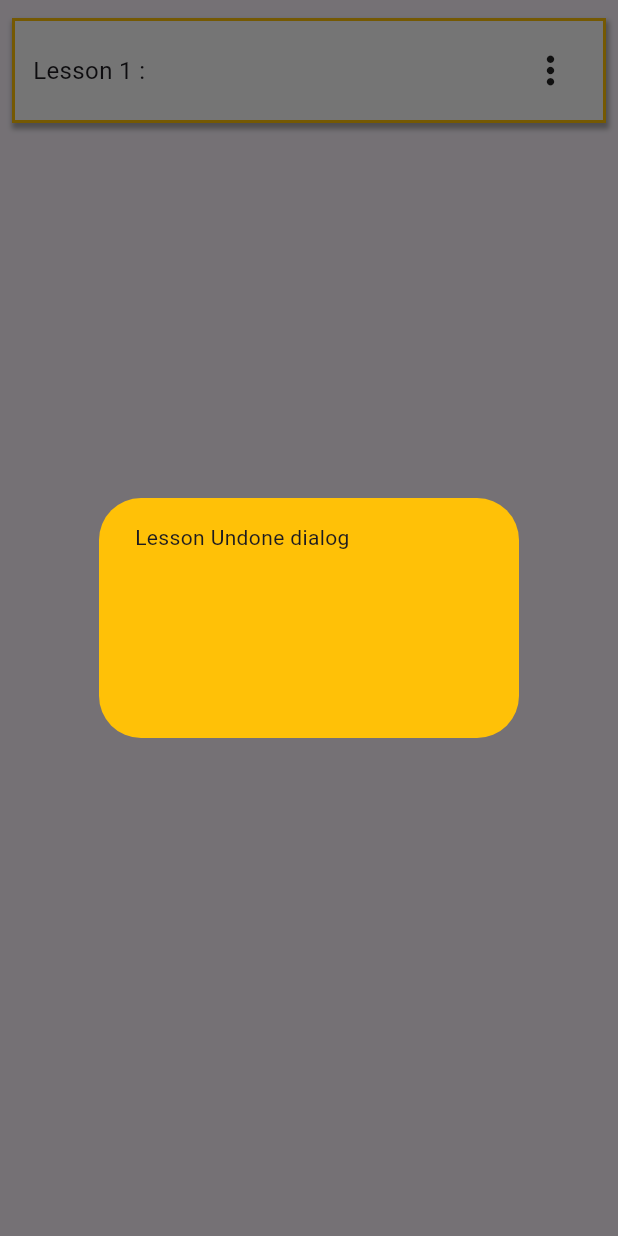
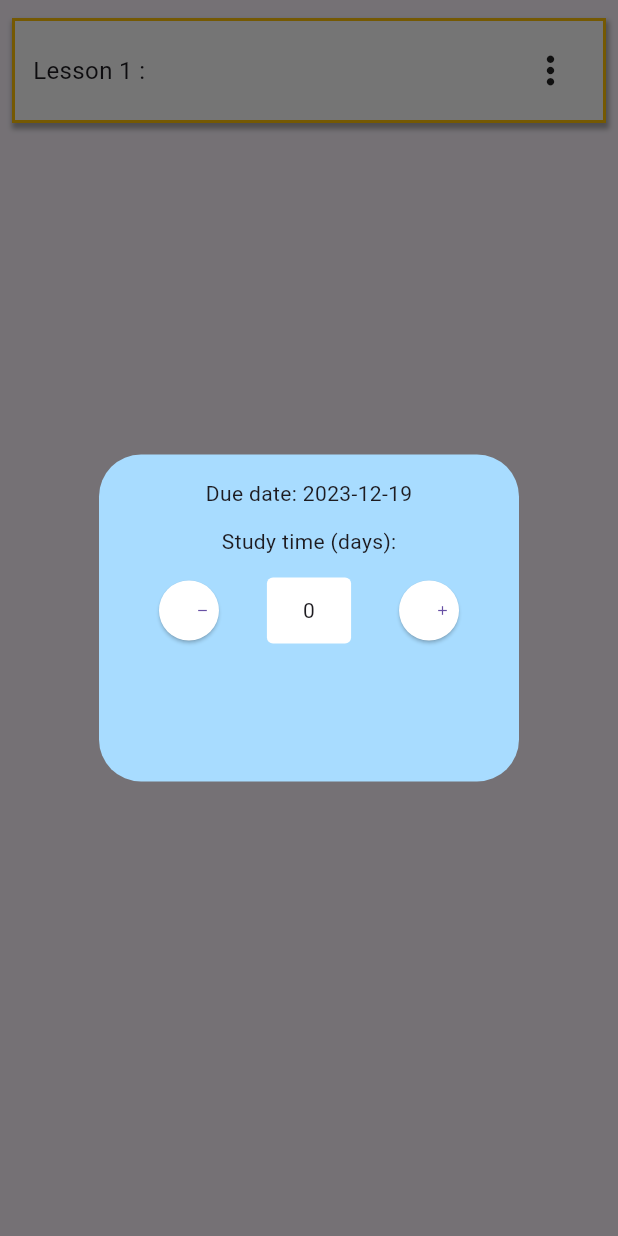
Before and after one commit to nghiatm341/2023.1_Cross-Platform_Study-Planner, a Flutter app: the RouteLessonItem widget shown alone on an empty page, opened directly with empty values, after a tap on the "more vert" icon, on a phone screen of 412 x 824 dp. Run offline on Flutter 3.47's test engine with Material 3 defaults, Android fonts, the phone set to English and light mode, and no system bars; our stand-ins replace google_nav_bar, line_icons; network calls fail.

Commit message:
change study time, show lesson due date

```diff
--- a/Frontend/lib/Route Page/dialog_route_lesson_done.dart
+++ b/Frontend/lib/Route Page/dialog_route_lesson_done.dart
@@ -1,6 +1,9 @@
 import 'package:flutter/material.dart';
 
 class DialogRouteLessonDone extends StatefulWidget {
+
+
+
   const DialogRouteLessonDone({super.key});
 
   @override
--- a/Frontend/lib/Route Page/dialog_route_lesson_undone.dart
+++ b/Frontend/lib/Route Page/dialog_route_lesson_undone.dart
@@ -1,21 +1,162 @@
 import 'package:flutter/material.dart';
+import 'package:intl/intl.dart';
+import 'package:frontend/const.dart' as constaint;
+import 'package:http/http.dart' as http;
+import 'dart:convert';
 
 class DialogRouteLessonUnDone extends StatefulWidget {
-  const DialogRouteLessonUnDone({super.key});
+  final DateTime routeCreatedTime;
+  final int studyTime;
+  final String routeId;
+  final int lessonId;
+  final VoidCallback onChangeStudyTime;
+
+  const DialogRouteLessonUnDone(
+      {super.key, required this.routeCreatedTime, required this.studyTime, required this.lessonId, required this.routeId, required this.onChangeStudyTime});
 
   @override
-  State<DialogRouteLessonUnDone> createState() => _DialogRouteLessonUnDoneState();
+  State<DialogRouteLessonUnDone> createState() =>
+      _DialogRouteLessonUnDoneState();
 }
 
 class _DialogRouteLessonUnDoneState extends State<DialogRouteLessonUnDone> {
+
+  late int _currentStudyTime = widget.studyTime;
+
+  late bool _hasChange = false;
+
+  void _decreaseStudyTime(){
+    if(_currentStudyTime > 1){
+      setState(() {
+        _currentStudyTime -= 1;
+
+        if(!_hasChange) _hasChange = true;
+      });
+    }
+  }
+
+  void _increaseStudyTime(){
+      setState(() {
+        _currentStudyTime += 1;
+
+        if(!_hasChange) _hasChange = true;
+      });
+  }
+
+  void _confirmChange(){
+    _updateStudyTime();
+
+  }
+
+  Future<void> _updateStudyTime() async {
+    Map<String, String> headers = {
+      'Content-Type':
+          'application/json', // Set the content type for POST request
+      // Add other headers if needed
+    };
+
+    Map<String, dynamic> postData = {'routeId': widget.routeId, 'lessonId': widget.lessonId, 'newStudyTime': _currentStudyTime};
+
+    try {
+      final response = await http.post(
+        Uri.parse('${constaint.apiUrl}/studyRoute/changeLessonStudyTime'),
+        headers: headers,
+        body: jsonEncode(postData), // Encode the POST data to JSON
+      );
+
+      if (response.statusCode == 200) {
+        // Successfully fetched data
+        final jsonData = json.decode(response.body);
+
+        widget.onChangeStudyTime();
+        Navigator.pop(context);
+
+      } else {
+        // Request failed with an error status code
+        debugPrint('Failed with status code: ${response.statusCode}');
+      }
+    } catch (error) {
+      // Catch and handle any errors that occur during the API call
+      debugPrint('Error: $error');
+    }
+  }
+
   @override
   Widget build(BuildContext context) {
     return AlertDialog(
-      backgroundColor: Colors.amber,
+      backgroundColor: Color.fromARGB(255, 168, 220, 255),
       content: Container(
-        height: 120,
-        child: Text("Lesson Undone dialog"),
+        height: 178,
+        child: Column(
+          children: [
+            Text("Due date: " +
+                DateFormat('yyyy-MM-dd').format(widget.routeCreatedTime
+                    .add(Duration(days: _currentStudyTime)))),
+
+            Container(
+              padding: EdgeInsets.only(top: 12),
+              child: Text("Study time (days):"),
+            ),
+
+            Container(
+              padding: EdgeInsets.only(top: 12),
+              child: Row(
+
+                mainAxisAlignment: MainAxisAlignment.spaceAround,
+
+                children: [
+                  SizedBox(
+                    width: 40,
+                    child: ElevatedButton(
+                      onPressed: _decreaseStudyTime,
+                      child: Icon(Icons.remove, size: 10,),
+                      style: TextButton.styleFrom(
+                        // Text color of the button
+                        backgroundColor:
+                            Colors.white, // Background color of the button
+                      ),
+                    ),
+                  ),
+
+                  Container(
+                    child: Text(_currentStudyTime.toString()),
+                    padding: EdgeInsets.symmetric(vertical: 12, horizontal: 24),
+                    decoration: BoxDecoration(
+                      borderRadius: BorderRadius.circular(4),
+                      color: Colors.white
+                    ),
+                  ),
+
+                  SizedBox(
+                    width: 40,
+                    child: ElevatedButton(
+                      onPressed: _increaseStudyTime,
+                      child: Icon(Icons.add, size: 10,),
+                      style: TextButton.styleFrom(
+                        // Text color of the button
+                        backgroundColor:
+                            Colors.white, // Background color of the button
+                      ),
+                    ),
+                  ),
+                ],
+              ),
+            ),
+
+            Visibility(
+            visible: _hasChange,
+            child: Padding(
+              padding:  EdgeInsets.only(top: 16),
+              child: ElevatedButton(onPressed: (){
+                _confirmChange();
+              }, child: Text("Confirm")),
+            ),
+          )
+          ],
+        ),
       ),
     );
   }
+
+
 }
--- a/Frontend/lib/Route Page/route_lesson_item.dart
+++ b/Frontend/lib/Route Page/route_lesson_item.dart
@@ -13,6 +13,7 @@ class RouteLessonItem extends StatefulWidget {
   final RouteCustomLessonData customLessonData;
   final RouteCourseLessonData courseLessonData;
   final VoidCallback onCompleteLesson;
+  final VoidCallback onChangeLesson;
 
   const RouteLessonItem({
     super.key,
@@ -21,7 +22,8 @@ class RouteLessonItem extends StatefulWidget {
     required this.title,
     required this.customLessonData,
     required this.courseLessonData,
-    required this.onCompleteLesson
+    required this.onCompleteLesson,
+    required this.onChangeLesson
     });
 
   @override
@@ -54,7 +56,13 @@ class _RouteLessonItemState extends State<RouteLessonItem> {
     showDialog(
         context: context,
         builder: (context) {
-        return DialogRouteLessonUnDone();
+        return DialogRouteLessonUnDone(
+          routeCreatedTime: widget.customLessonData.routeCreatedAt,
+          studyTime: widget.customLessonData.studyTime,
+          routeId: widget.routeId,
+          lessonId: widget.customLessonData.lessonId,
+          onChangeStudyTime: widget.onChangeLesson,
+          );
       });
   }
 
@@ -144,12 +152,14 @@ class RouteCustomLessonData {
   final int lessonId;
   final int studyTime;
   final bool isCompleted;
+  final DateTime routeCreatedAt;
 
   RouteCustomLessonData
   ({
       required this.lessonId,
       required this.studyTime,
       required this.isCompleted,
+      required this.routeCreatedAt
   });
 }
 
--- a/Frontend/pubspec.yaml
+++ b/Frontend/pubspec.yaml
@@ -39,6 +39,7 @@ dependencies:
   line_icons: ^2.0.2
   http: ^1.1.0
   shared_preferences: ^2.2.2
+  intl: ^0.19.0
 
 dev_dependencies:
   flutter_test:
```
Also changed, not shown: Frontend/lib/Route Page/route_detail.dart (+7 -1 lines), Frontend/pubspec.lock, 1 other file.
